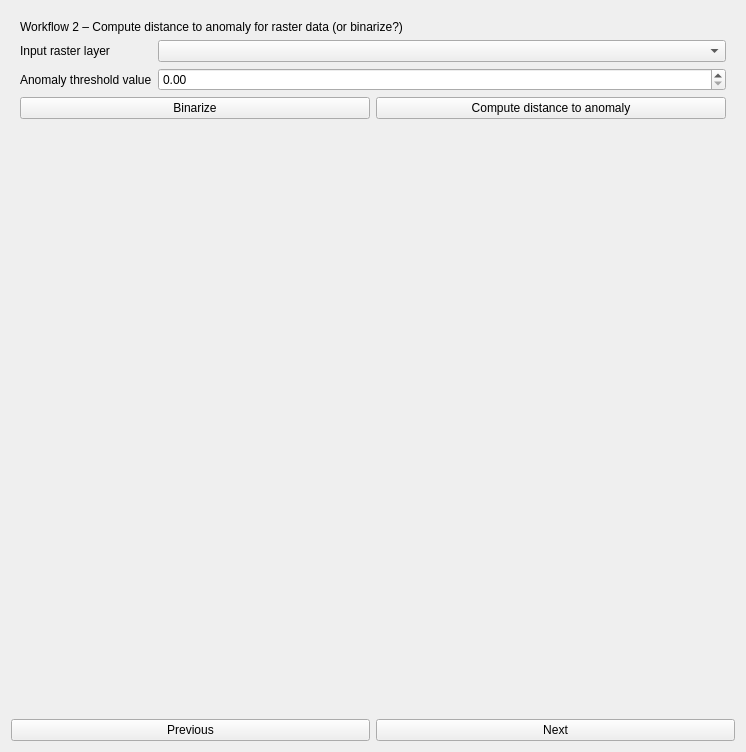
The window that eis_qgis_plugin/resources/ui/wizard_proxies.ui (GispoCoding/eis_qgis_plugin) describes before a commit, drawn with Qt 5.
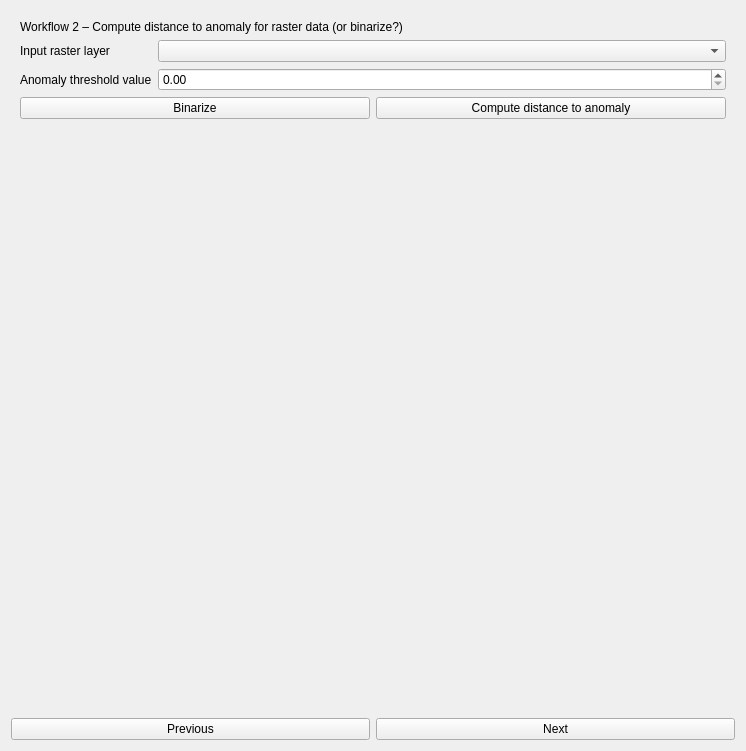
The same window after the commit. The open tabs and pages were chosen to show the change. Custom widgets are drawn as their Qt base class.

Commit message: Add dynamic resizing to the stacked widgets

The edit to the form file:
```diff
--- a/eis_qgis_plugin/resources/ui/wizard_proxies.ui
+++ b/eis_qgis_plugin/resources/ui/wizard_proxies.ui
@@ -7,7 +7,7 @@
     <x>0</x>
     <y>0</y>
     <width>746</width>
-    <height>752</height>
+    <height>751</height>
    </rect>
   </property>
   <property name="windowTitle">
```
Left out of the diff: 2 changed lines with no effect on the pictures. The commit also changes 4 other files.
